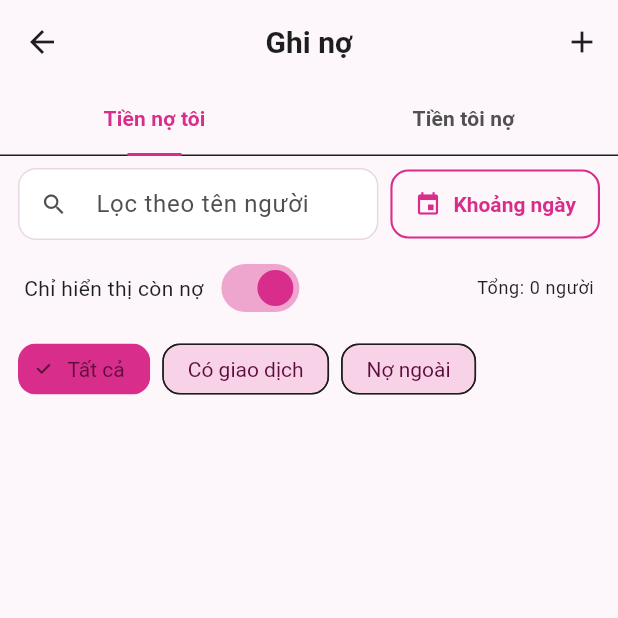
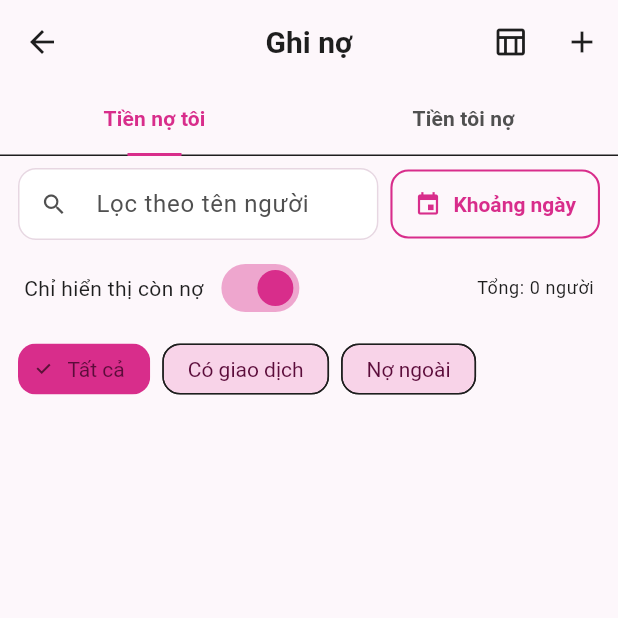
Before and after one commit to vip7009pro/market_vendor_app, a Flutter app: the DebtScreen screen opened directly, on a phone screen of 412 x 824 dp, the top half of it. Run offline on Flutter 3.47's test engine with Material 3 defaults, Android fonts, the phone set to English and light mode, and no system bars; our stand-ins replace cloud_firestore, device_info_plus, file_picker, firebase_auth, firebase_core, fl_chart and 15 more; missing offline and left inert: barcode, esc_pos_printer_plus, esc_pos_utils_plus, excel, googleapis, mobile_scanner and 1 more; accounts and stored records are empty.

Commit message:
update sua loi

```diff
--- a/lib/screens/debt_screen.dart
+++ b/lib/screens/debt_screen.dart
@@ -21,6 +21,8 @@ class _DebtScreenState extends State<DebtScreen> with SingleTickerProviderStateM
   DateTimeRange? _range;
   bool _showOnlyUnpaid = true;
   _DebtLinkFilter _linkFilter = _DebtLinkFilter.all;
+
+  bool _isTableView = false;
 
   @override
   void initState() {
@@ -83,6 +85,11 @@ class _DebtScreenState extends State<DebtScreen> with SingleTickerProviderStateM
       appBar: AppBar(
         title: const Text('Ghi nợ'),
         actions: [
+          IconButton(
+            tooltip: _isTableView ? 'Hiển thị dạng thẻ' : 'Hiển thị dạng bảng',
+            icon: Icon(_isTableView ? Icons.view_agenda_outlined : Icons.table_chart_outlined),
+            onPressed: () => setState(() => _isTableView = !_isTableView),
+          ),
           IconButton(
             icon: const Icon(Icons.add),
             tooltip: 'Thêm công nợ',
@@ -196,8 +203,8 @@ class _DebtScreenState extends State<DebtScreen> with SingleTickerProviderStateM
             child: TabBarView(
               controller: _tabController,
               children: [
-                DebtList(debts: othersOwe, color: Colors.red),
-                DebtList(debts: iOwe, color: Colors.amber),
+                DebtList(debts: othersOwe, color: Colors.red, isTableView: _isTableView),
+                DebtList(debts: iOwe, color: Colors.amber, isTableView: _isTableView),
               ],
             ),
           ),
@@ -463,7 +470,8 @@ Future<void> _showPaymentHistory(BuildContext context, Debt d, NumberFormat curr
 class DebtList extends StatelessWidget {
   final List<Debt> debts;
   final Color color;
-  const DebtList({required this.debts, required this.color});
+  final bool isTableView;
+  const DebtList({required this.debts, required this.color, required this.isTableView});
 
   Widget _buildAssignmentChip(Debt d) {
     final isAssigned = (d.sourceId ?? '').trim().isNotEmpty;
@@ -667,6 +675,44 @@ class DebtList extends StatelessWidget {
     if (debts.isEmpty) {
       return const Center(child: Text('Chưa có dữ liệu'));
     }
+
+    if (isTableView) {
+      return SingleChildScrollView(
+        scrollDirection: Axis.horizontal,
+        child: SingleChildScrollView(
+          child: DataTable(
+            columns: const [
+              DataColumn(label: Text('Ngày')),
+              DataColumn(label: Text('Người')),
+              DataColumn(label: Text('Còn nợ')),
+              DataColumn(label: Text('Loại')),
+              DataColumn(label: Text('Gán')),
+            ],
+            rows: debts.map((d) {
+              final st = (d.sourceType ?? '').trim();
+              final sid = (d.sourceId ?? '').trim();
+              final assigned = sid.isNotEmpty;
+              final kind = st == 'sale' ? 'Bán hàng' : (st == 'purchase' ? 'Nhập hàng' : (st.isEmpty ? 'Nợ ngoài' : st));
+              return DataRow(
+                cells: [
+                  DataCell(Text(DateFormat('dd/MM/yyyy').format(d.createdAt))),
+                  DataCell(Text(d.partyName)),
+                  DataCell(Text(currency.format(d.amount))),
+                  DataCell(Text(kind)),
+                  DataCell(Text(assigned ? 'Có' : 'Không')),
+                ],
+                onSelectChanged: (_) async {
+                  await Navigator.of(context).push(
+                    MaterialPageRoute(builder: (_) => DebtDetailScreen(debt: d)),
+                  );
+                },
+              );
+            }).toList(),
+          ),
+        ),
+      );
+    }
+
     return ListView.separated(
       itemCount: debts.length,
       separatorBuilder: (_, __) => const Divider(height: 1),
```
Also changed, not shown: lib/screens/sale_edit_screen.dart (+8 -0 lines).
